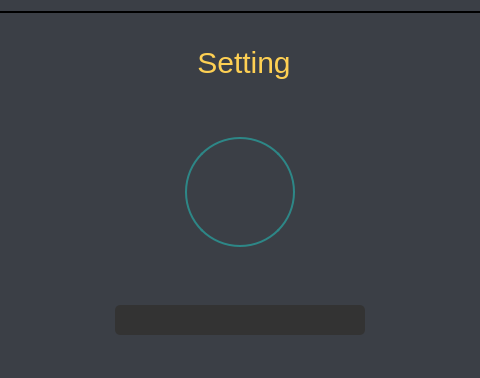
Old version of the form Pulp-Fiction-LoginAndRegister/setting.ui in the repository AP-projects-4001/Pulp-Fiction; both pictures show x 110 to 590 and y 0 to 378 of the 700 by 600 pixel window.
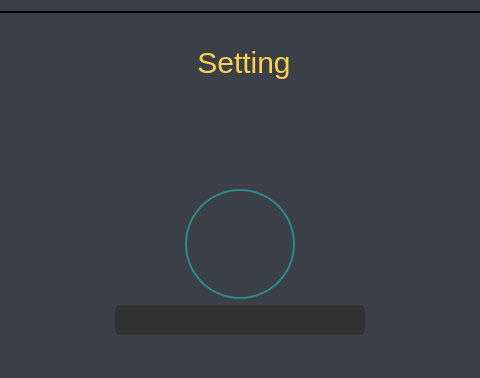
New version of the form. The open tabs and pages were chosen to show the change. Icons and pictures are not drawn.

Commit message: PvInfo UI seted

```diff
--- a/Pulp-Fiction-LoginAndRegister/setting.ui
+++ b/Pulp-Fiction-LoginAndRegister/setting.ui
@@ -165,19 +165,6 @@
            </property>
           </widget>
          </item>
-         <item>
-          <spacer name="verticalSpacer_2">
-           <property name="orientation">
-            <enum>Qt::Vertical</enum>
-           </property>
-           <property name="sizeHint" stdset="0">
-            <size>
-             <width>20</width>
-             <height>40</height>
-            </size>
-           </property>
-          </spacer>
-         </item>
          <item alignment="Qt::AlignHCenter">
           <widget class="QLabel" name="userusernameforsettinglbl">
            <property name="minimumSize">
```
The commit also changes 3 other files.
